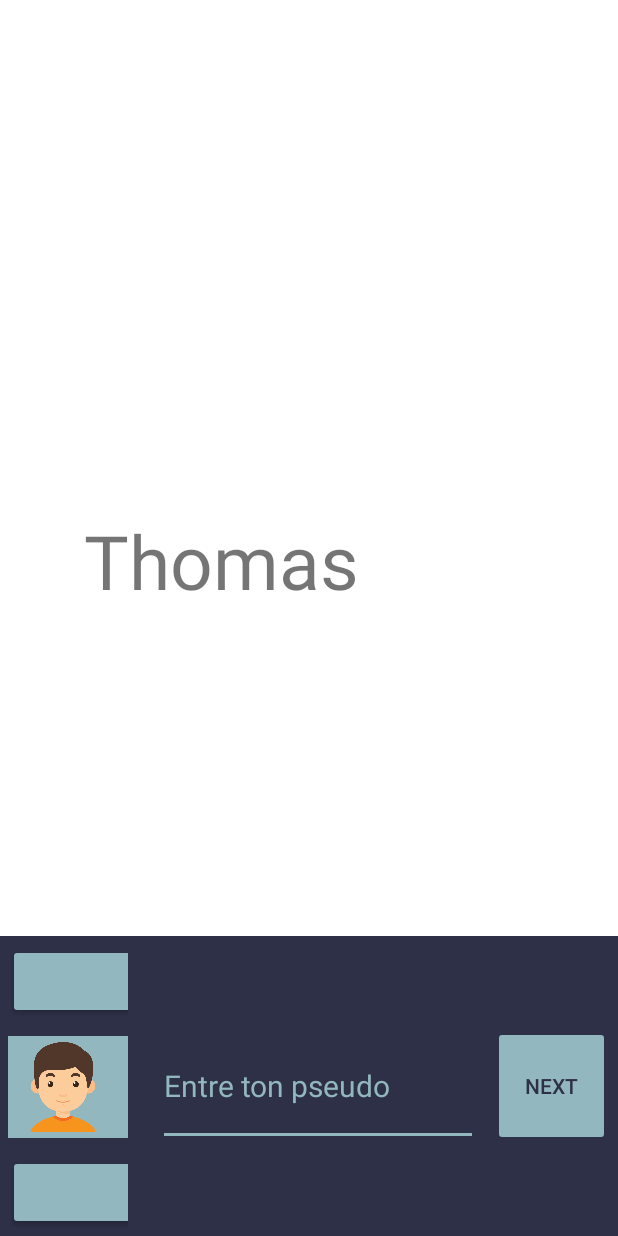
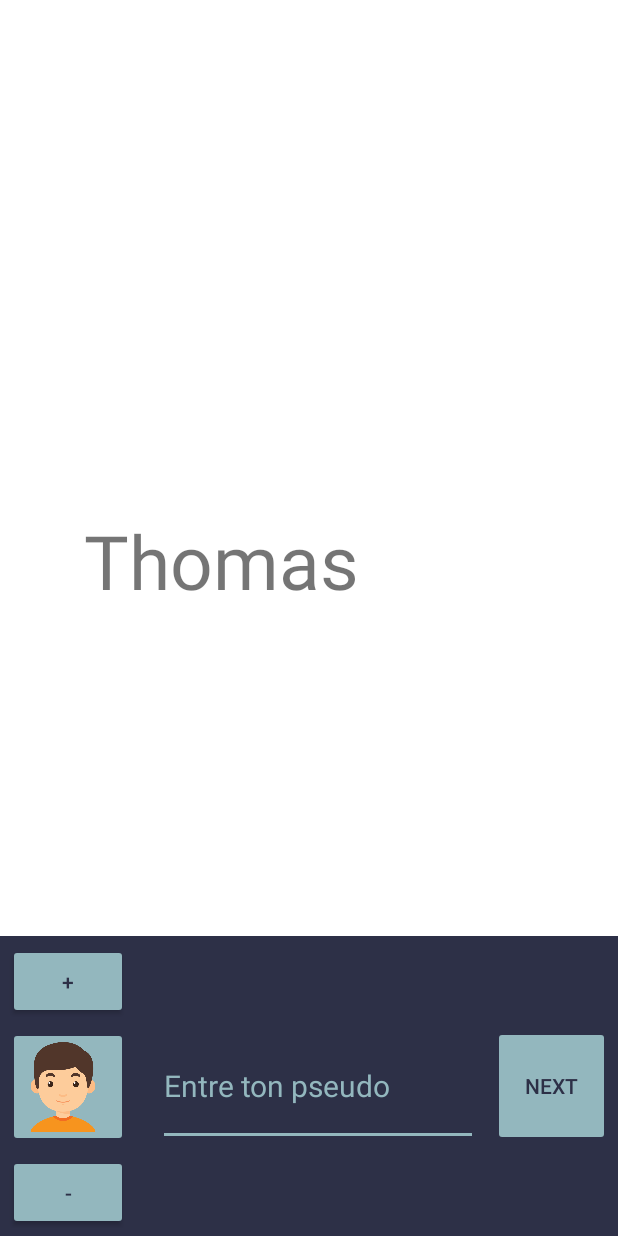
Before and after one commit to Akazolantin/Android_project_HEI4, an Android app: the Transition screen opened directly, with no data from a screen before it, on a phone screen of 412 x 824 dp. Run offline under Robolectric (Android 15) with nearby library versions, the phone set to English and light mode, and no system bars; our stand-ins replace Picasso; pictures from the network do not load.

Commit message:
couleurs différents layout

```diff
--- a/app/src/main/java/com/example/draw_and_pass/Guess_the_word.java
+++ b/app/src/main/java/com/example/draw_and_pass/Guess_the_word.java
@@ -2,6 +2,7 @@ package com.example.draw_and_pass;
 
 import androidx.appcompat.app.AppCompatActivity;
 
+import android.app.Activity;
 import android.app.AlertDialog;
 import android.content.DialogInterface;
 import android.content.Intent;
@@ -15,7 +16,7 @@ import android.widget.EditText;
 import android.widget.ImageView;
 import android.widget.Toast;
 
-public class Guess_the_word extends AppCompatActivity {
+public class Guess_the_word extends Activity {
 
     String Response_value;
 
--- a/app/src/main/res/layout/activity_transition.xml
+++ b/app/src/main/res/layout/activity_transition.xml
@@ -43,15 +43,18 @@
         android:orientation="vertical">
 
         <Button
-            android:layout_width="100dp"
+            android:layout_width="80dp"
             android:layout_height="50dp"
             android:backgroundTint="#93B7BE"
-            android:id="@+id/transition_button_up"/>
+            android:id="@+id/transition_button_up"
+            android:text="+"
+            android:textColor="#2D3047"
+            android:textAlignment="center"/>
 
     <ImageButton
         android:id="@+id/activity_transition_profil"
 
-         android:layout_width="100dp"
+         android:layout_width="80dp"
          android:layout_height="80dp"
          android:layout_margin="5dp"
         android:paddingLeft="5dp"
@@ -62,10 +65,13 @@
      />
 
         <Button
-            android:layout_width="100dp"
+            android:layout_width="80dp"
             android:layout_height="50dp"
             android:backgroundTint="#93B7BE"
-            android:id="@+id/transition_button_down"/>
+            android:id="@+id/transition_button_down"
+            android:text="-"
+            android:textAlignment="center"
+            android:textColor="#2D3047"/>
 
     </LinearLayout>
     <EditText
```
